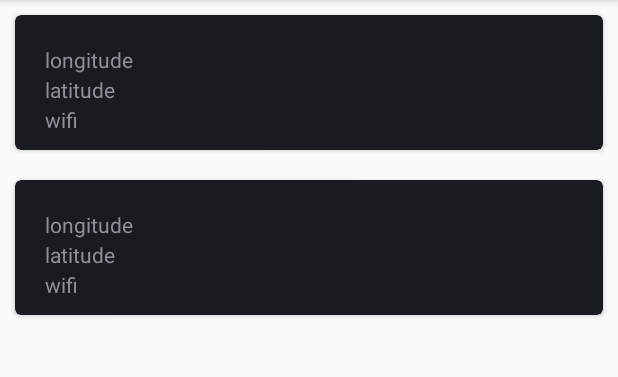
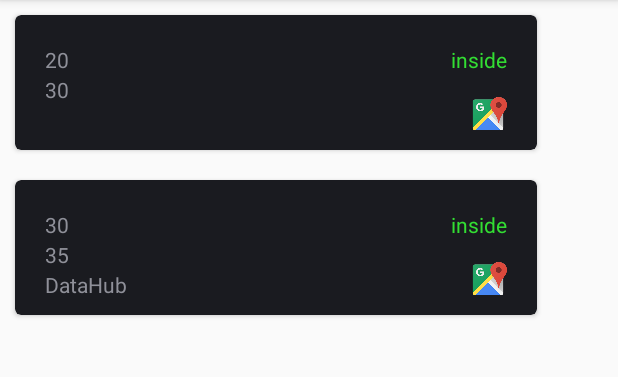
Before and after one commit to printimo/geofence, an Android app: the screen it shows after launch (MainActivity), on a phone screen of 412 x 824 dp, the part 84-461 px from its top. Run offline under Robolectric (Android 15) with nearby library versions, the phone set to English and light mode, and no system bars.

Commit message:
list items

```diff
--- a/app/src/main/java/com/nick/geofence/GeofenceAdapter.java
+++ b/app/src/main/java/com/nick/geofence/GeofenceAdapter.java
@@ -1,9 +1,11 @@
 package com.nick.geofence;
 
+import android.support.v4.widget.TextViewCompat;
 import android.support.v7.widget.RecyclerView;
 import android.view.LayoutInflater;
 import android.view.View;
 import android.view.ViewGroup;
+import android.widget.TextView;
 
 import java.util.ArrayList;
 import java.util.List;
@@ -27,7 +29,9 @@ public class GeofenceAdapter extends RecyclerView.Adapter<GeofenceAdapter.Geofen
 
     @Override
     public void onBindViewHolder(GeofenceViewHolder holder, int position) {
-
+        holder.latitude.setText(String.valueOf(list.get(position).getLatitude()));
+        holder.longitude.setText(String.valueOf(list.get(position).getLongitude()));
+        holder.wifi.setText(String.valueOf(list.get(position).getWifiName()));
     }
 
     @Override
@@ -37,8 +41,17 @@ public class GeofenceAdapter extends RecyclerView.Adapter<GeofenceAdapter.Geofen
 
     public static class GeofenceViewHolder extends RecyclerView.ViewHolder {
 
+        public TextView longitude;
+        public TextView latitude;
+        public TextView wifi;
+        public TextView inside;
+
         public GeofenceViewHolder(View itemView) {
             super(itemView);
+            longitude = (TextView) itemView.findViewById(R.id.list_item_longitude);
+            latitude = (TextView) itemView.findViewById(R.id.list_item_latitude);
+            wifi = (TextView) itemView.findViewById(R.id.list_item_wifi);
+            inside = (TextView) itemView.findViewById(R.id.list_item_inside);
         }
     }
 
--- a/app/src/main/res/layout/activity_main.xml
+++ b/app/src/main/res/layout/activity_main.xml
@@ -1,5 +1,5 @@
 <?xml version="1.0" encoding="utf-8"?>
-<android.support.constraint.ConstraintLayout xmlns:android="http://schemas.android.com/apk/res/android"
+<RelativeLayout xmlns:android="http://schemas.android.com/apk/res/android"
     xmlns:app="http://schemas.android.com/apk/res-auto"
     xmlns:tools="http://schemas.android.com/tools"
     android:layout_width="match_parent"
@@ -8,7 +8,9 @@
 
     <android.support.v7.widget.RecyclerView
         android:id="@+id/geofence_list"
-        android:layout_width="match_parent"
-        android:layout_height="match_parent"/>
+        android:layout_width="368dp"
+        android:layout_height="495dp"
+        tools:layout_editor_absoluteY="8dp"
+        tools:layout_editor_absoluteX="8dp" />
 
-</android.support.constraint.ConstraintLayout>
+</RelativeLayout>
--- a/app/src/main/res/layout/list_item.xml
+++ b/app/src/main/res/layout/list_item.xml
@@ -3,13 +3,15 @@
     android:layout_width="match_parent" android:layout_height="match_parent">
     <android.support.v7.widget.CardView
         xmlns:card_view="http://schemas.android.com/apk/res-auto"
-        android:id="@+id/card_view"
+        android:id="@+id/list_item_card_view"
         android:layout_gravity="center"
         android:layout_width="match_parent"
         android:layout_height="90dp"
         card_view:cardCornerRadius="4dp"
         android:layout_margin="10dp">
+
     <TextView
+        android:id="@+id/list_item_longitude"
         android:layout_width="wrap_content"
         android:layout_height="wrap_content"
         android:layout_marginTop="20dp"
@@ -18,6 +20,7 @@
         />
 
     <TextView
+        android:id="@+id/list_item_latitude"
         android:layout_width="wrap_content"
         android:layout_height="wrap_content"
         android:layout_marginTop="40dp"
@@ -26,12 +29,33 @@
         />
 
     <TextView
+        android:id="@+id/list_item_wifi"
         android:layout_width="wrap_content"
         android:layout_height="wrap_content"
         android:layout_marginTop="60dp"
         android:layout_marginLeft="20dp"
         android:text="wifi"
         />
+
+        <TextView
+            android:id="@+id/list_item_inside"
+            android:layout_width="wrap_content"
+            android:layout_height="wrap_content"
+            android:layout_gravity="right"
+            android:layout_margin="20dp"
+            android:text="inside"
+            android:textColor="@color/green"
+            />
+
+        <ImageView
+            android:layout_width="25dp"
+            android:layout_height="25dp"
+            android:layout_gravity="bottom|right"
+            android:layout_marginBottom="10dp"
+            android:layout_marginRight="20dp"
+            android:src="@drawable/gmaps_icon"
+            />
+
 </android.support.v7.widget.CardView>
 
 
--- a/app/src/main/res/values/colors.xml
+++ b/app/src/main/res/values/colors.xml
@@ -3,4 +3,5 @@
     <color name="colorPrimary">#3F51B5</color>
     <color name="colorPrimaryDark">#303F9F</color>
     <color name="colorAccent">#FF4081</color>
+    <color name="green">#3d3</color>
 </resources>
```
Also changed, not shown: app/src/main/res/drawable/gmaps_icon.png (added).
